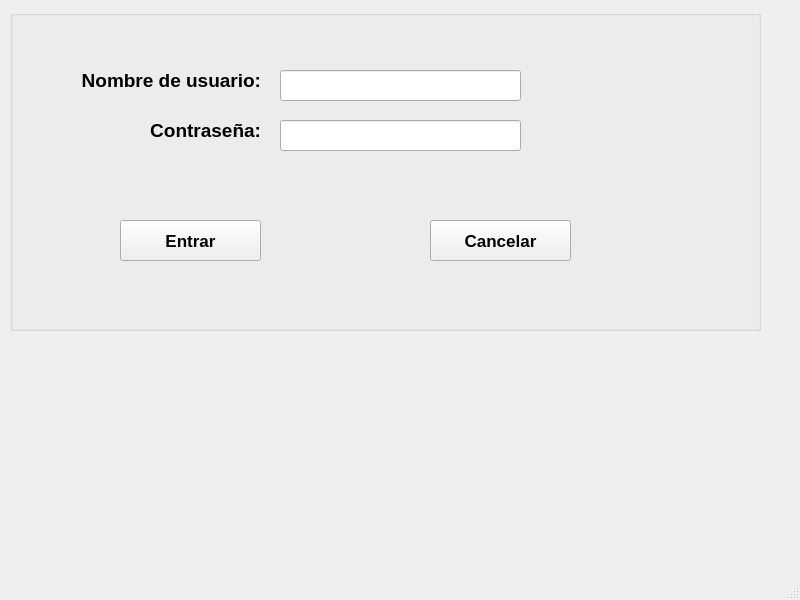
First picture: the form in mainwindow.ui, repository Mario-Chura/TO_Tabajo_Final_Grupo6_Tema2, before the edit.
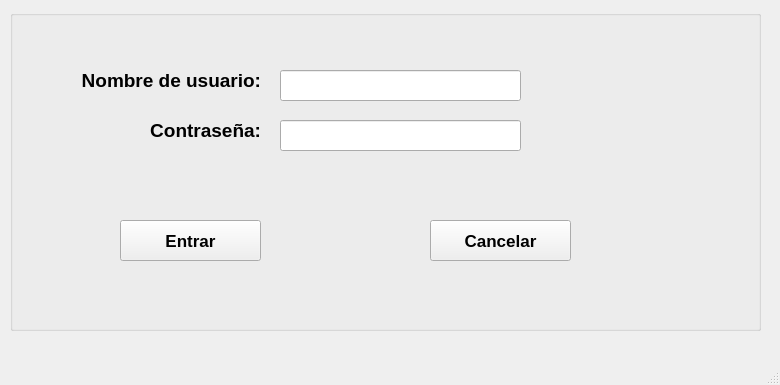
Second picture: the form after the edit.

What changed in the file:
```diff
--- a/mainwindow.ui
+++ b/mainwindow.ui
@@ -6,8 +6,8 @@
    <rect>
     <x>0</x>
     <y>0</y>
-    <width>800</width>
-    <height>600</height>
+    <width>780</width>
+    <height>385</height>
    </rect>
   </property>
   <property name="windowTitle">
```
Left out of the diff: 2 changed lines with no effect on the pictures.
